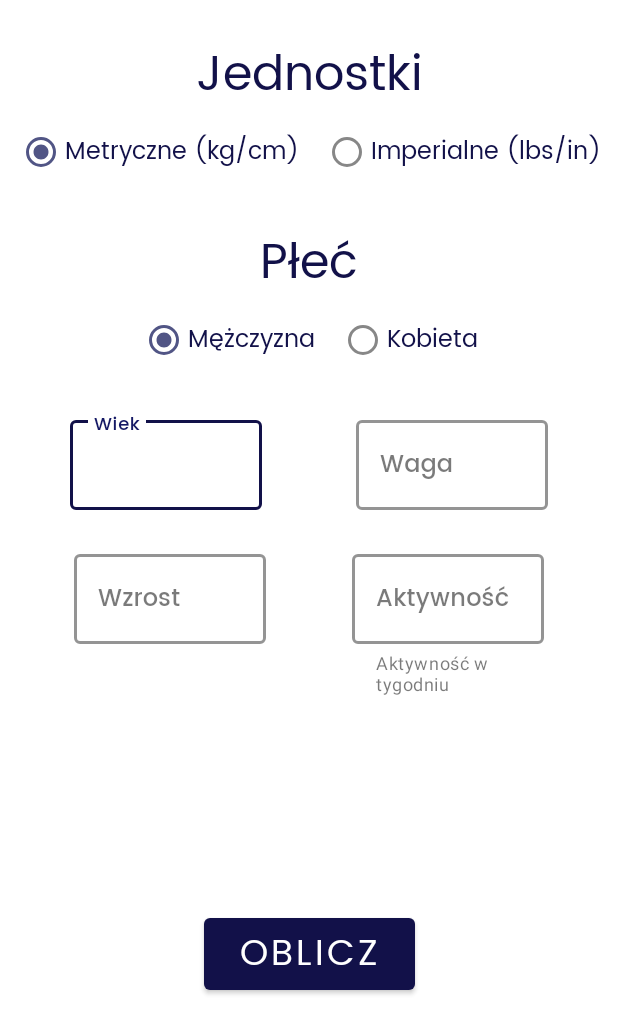
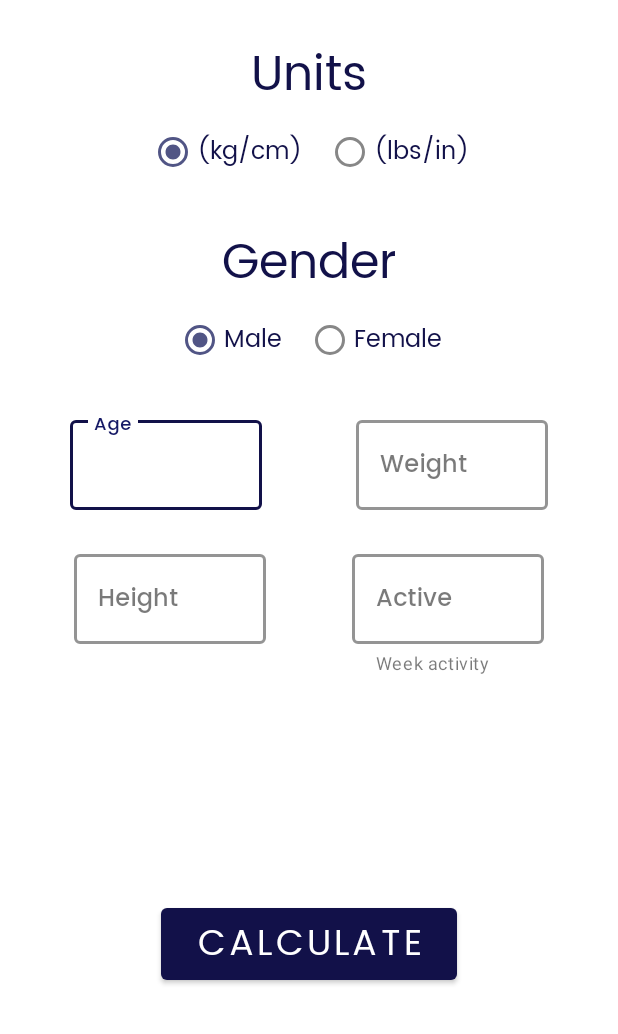
Before and after one commit to h3dmer/fitapp-android, an Android app: the layout fragment_calculate_calories.xml on its own in the app's theme, with its tools: preview values and no code run, on a phone screen of 412 x 824 dp. Shown: the top 1034 px of the screen. Run offline under Robolectric (Android 15) with nearby library versions, the phone set to English and light mode, and no system bars.

Commit message:
Translation changes

```diff
--- a/app/src/main/res/layout/fragment_calculate_calories.xml
+++ b/app/src/main/res/layout/fragment_calculate_calories.xml
@@ -27,7 +27,7 @@
             android:layout_marginTop="24dp"
             android:fontFamily="@font/poppins"
             android:gravity="center"
-            android:text="Jednostki"
+            android:text="Units"
             android:textColor="@color/logoColor"
             android:textSize="32sp"
             app:layout_constraintTop_toTopOf="parent" />
@@ -47,7 +47,7 @@
                 android:layout_marginEnd="8dp"
                 android:checked="true"
                 android:fontFamily="@font/poppins"
-                android:text="Metryczne (kg/cm)"
+                android:text="(kg/cm)"
                 android:textColor="@color/logoColor"
                 android:textSize="16sp" />
 
@@ -58,7 +58,7 @@
                 android:layout_marginStart="8dp"
                 android:checked="false"
                 android:fontFamily="@font/poppins"
-                android:text="Imperialne (lbs/in)"
+                android:text="(lbs/in)"
                 android:textColor="@color/logoColor"
                 android:textSize="16sp" />
 
@@ -71,7 +71,7 @@
             android:layout_marginTop="24dp"
             android:fontFamily="@font/poppins"
             android:gravity="center"
-            android:text="Płeć"
+            android:text="Gender"
             android:textColor="@color/logoColor"
             android:textSize="32sp"
             app:layout_constraintTop_toBottomOf="@id/unitsRadioGroup" />
@@ -91,7 +91,7 @@
                 android:layout_marginEnd="8dp"
                 android:checked="true"
                 android:fontFamily="@font/poppins"
-                android:text="Mężczyzna"
+                android:text="Male"
                 android:textColor="@color/logoColor"
                 android:textSize="16sp" />
 
@@ -102,7 +102,7 @@
                 android:layout_marginStart="8dp"
                 android:checked="false"
                 android:fontFamily="@font/poppins"
-                android:text="Kobieta"
+                android:text="Female"
                 android:textColor="@color/logoColor"
                 android:textSize="16sp" />
 
@@ -116,7 +116,7 @@
             android:layout_marginStart="32dp"
             android:layout_marginTop="24dp"
             android:layout_marginEnd="24dp"
-            android:hint="Wiek"
+            android:hint="Age"
             app:boxStrokeColor="@color/logoColor"
             app:boxStrokeWidth="2dp"
             app:layout_constraintEnd_toStartOf="@+id/weightTextInputLayout"
@@ -140,7 +140,7 @@
             android:layout_marginStart="24dp"
             android:layout_marginTop="24dp"
             android:layout_marginEnd="32dp"
-            android:hint="Waga"
+            android:hint="Weight"
             app:boxStrokeColor="@color/logoColor"
             app:boxStrokeWidth="2dp"
             app:layout_constraintEnd_toEndOf="parent"
@@ -165,7 +165,7 @@
             android:layout_marginStart="24dp"
             android:layout_marginTop="24dp"
             android:layout_marginEnd="16dp"
-            android:hint="Wzrost"
+            android:hint="Height"
             app:boxStrokeColor="@color/logoColor"
             app:boxStrokeWidth="2dp"
             app:layout_constraintEnd_toStartOf="@+id/activityTextInputLayout"
@@ -190,10 +190,10 @@
             android:layout_marginStart="16dp"
             android:layout_marginTop="24dp"
             android:layout_marginEnd="24dp"
-            android:hint="Aktywność"
+            android:hint="Active"
             app:boxStrokeColor="@color/logoColor"
             app:boxStrokeWidth="2dp"
-            app:helperText="Aktywność w tygodniu"
+            app:helperText="Week activity"
             app:helperTextEnabled="true"
             app:layout_constraintEnd_toEndOf="parent"
             app:layout_constraintStart_toEndOf="@+id/heightTextInputLayout"
@@ -220,7 +220,7 @@
             android:fontFamily="@font/poppins"
             android:paddingStart="24dp"
             android:paddingEnd="24dp"
-            android:text="oblicz"
+            android:text="calculate"
             android:textSize="24sp"
             android:onClick="@{() -> fragment.calculateCalories()}"
             app:backgroundTint="@color/logoColor"
--- a/build.gradle
+++ b/build.gradle
@@ -23,7 +23,7 @@ buildscript {
         maven { url 'https://jitpack.io' }
     }
     dependencies {
-        classpath 'com.android.tools.build:gradle:3.5.3'
+        classpath 'com.android.tools.build:gradle:4.0.1'
         classpath "org.jetbrains.kotlin:kotlin-gradle-plugin:$kotlin_version"
         classpath "org.jetbrains.kotlin:kotlin-allopen:$kotlin_version"
         classpath "androidx.navigation:navigation-safe-args-gradle-plugin:$nav_version"
```
Also changed, not shown: app/build.gradle (+5 -5 lines), app/src/main/AndroidManifest.xml (+4 -4 lines), gradle/wrapper/gradle-wrapper.properties, 1 other file.
